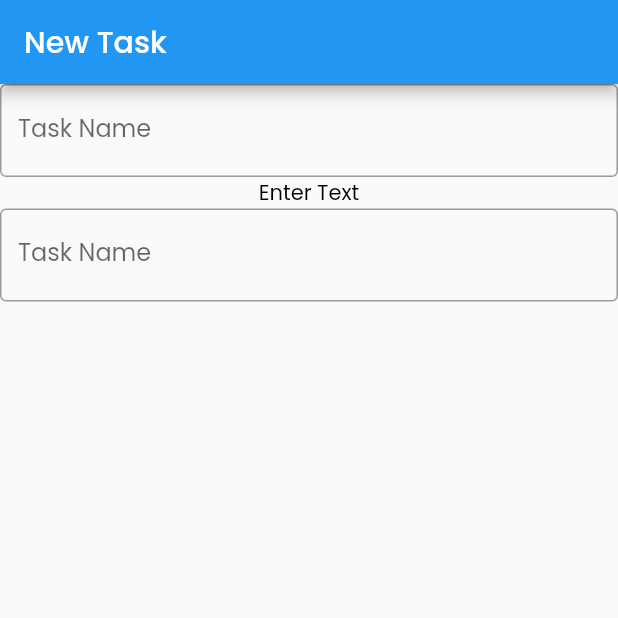
After one commit to ssharanyab/gr_assignment, a Flutter app: the screen it shows after launch, on a phone screen of 412 x 824 dp, the top half of it. The commit adds this screen. Run offline on Flutter 3.47's test engine with Material 2 defaults, Android fonts, the phone set to English and light mode, and no system bars; our stand-ins replace bloc, carousel_slider, dots_indicator, equatable, flutter_bloc, get and 1 more.

Commit message:
Round 3 task

```diff
--- /dev/null
+++ b/lib/bloc/task_bloc.dart
@@ -0,0 +1,14 @@
+import 'package:bloc/bloc.dart';
+import 'package:equatable/equatable.dart';
+
+part 'task_event.dart';
+part 'task_state.dart';
+
+class TaskBloc extends Bloc<TaskEvent, TaskState> {
+  TaskBloc() : super(TaskInitial()) {
+    on<TaskSubmitted>((event, emit) {
+      emit(TaskLoading());
+      emit(TaskLoaded(event.textInput));
+    });
+  }
+}
--- /dev/null
+++ b/lib/bloc/task_event.dart
@@ -0,0 +1,14 @@
+part of 'task_bloc.dart';
+
+abstract class TaskEvent extends Equatable {
+  const TaskEvent();
+}
+
+class TaskSubmitted extends TaskEvent {
+  final String textInput;
+
+  const TaskSubmitted(this.textInput);
+
+  @override
+  List<Object> get props => [textInput];
+}
--- /dev/null
+++ b/lib/bloc/task_state.dart
@@ -0,0 +1,31 @@
+part of 'task_bloc.dart';
+
+abstract class TaskState extends Equatable {
+  const TaskState();
+}
+
+class TaskInitial extends TaskState {
+  @override
+  List<Object> get props => [];
+}
+
+class TaskLoading extends TaskState {
+  @override
+  List<Object> get props => [];
+}
+
+class TaskLoaded extends TaskState {
+  final String textInput;
+
+  const TaskLoaded(this.textInput);
+  @override
+  List<Object> get props => [textInput];
+}
+
+class TaskError extends TaskState {
+  final String message;
+
+  const TaskError(this.message);
+  @override
+  List<Object> get props => [message];
+}
--- /dev/null
+++ b/lib/controller.dart
@@ -0,0 +1,15 @@
+import 'package:get/get.dart';
+
+class NewTaskController extends GetxController {
+  final isLoading = false.obs;
+  var textInput = ''.obs;
+
+  void updateTextInput(String value) {
+    textInput.value = value;
+  }
+
+  void submitTask() {
+    isLoading(true);
+    isLoading(false);
+  }
+}
--- a/lib/main.dart
+++ b/lib/main.dart
@@ -1,6 +1,8 @@
 import 'package:flutter/material.dart';
+import 'package:get/get.dart';
 import 'package:google_fonts/google_fonts.dart';
-import 'package:gr_assignment/views/home_page.dart';
+import 'package:gr_assignment/controller.dart';
+import 'package:gr_assignment/views/new_task.dart';
 
 void main() {
   runApp(const MyApp());
@@ -12,7 +14,7 @@ class MyApp extends StatelessWidget {
   // This widget is the root of your application.
   @override
   Widget build(BuildContext context) {
-    return MaterialApp(
+    return GetMaterialApp(
       title: 'Flutter Demo',
       theme: ThemeData(
           textTheme: GoogleFonts.poppinsTextTheme(
@@ -22,11 +24,19 @@ class MyApp extends StatelessWidget {
                   bodySmall: const TextStyle(),
                 )
                 .apply(
-                  bodyColor: Colors.white,
+                  bodyColor: Colors.black,
                 ),
           ),
           iconTheme: const IconThemeData(color: Colors.white)),
-      home: const HomePage(),
+      home: const NewTask(),
+      initialBinding: InitialBinding(),
     );
   }
 }
+
+class InitialBinding extends Bindings {
+  @override
+  void dependencies() {
+    Get.put(NewTaskController());
+  }
+}
--- /dev/null
+++ b/lib/views/new_task.dart
@@ -0,0 +1,62 @@
+import 'package:flutter/material.dart';
+import 'package:flutter_bloc/flutter_bloc.dart';
+import 'package:get/get.dart';
+import 'package:gr_assignment/bloc/task_bloc.dart';
+import 'package:gr_assignment/controller.dart';
+
+class NewTask extends StatefulWidget {
+  const NewTask({Key? key}) : super(key: key);
+
+  @override
+  State<NewTask> createState() => _NewTaskState();
+}
+
+class _NewTaskState extends State<NewTask> {
+  TaskBloc taskBloc = TaskBloc();
+
+  TextEditingController _controller = TextEditingController();
+  NewTaskController newTaskController = NewTaskController();
+
+  @override
+  Widget build(BuildContext context) {
+    return BlocProvider(
+      create: (context) => taskBloc,
+      child: Scaffold(
+          appBar: AppBar(
+            title: const Text('New Task'),
+          ),
+          body: Column(
+            children: [
+              TextField(
+                controller: _controller,
+                decoration: const InputDecoration(
+                  border: OutlineInputBorder(),
+                  labelText: 'Task Name',
+                ),
+                onSubmitted: (value) {
+                  taskBloc.add(TaskSubmitted(value));
+                },
+              ),
+              BlocBuilder<TaskBloc, TaskState>(
+                builder: (context, state) {
+                  if (state is TaskLoaded) {
+                    return Text(state.textInput);
+                  }
+                  return Text('Enter Text');
+                },
+              ),
+              TextField(
+                decoration: const InputDecoration(
+                  border: OutlineInputBorder(),
+                  labelText: 'Task Name',
+                ),
+                onSubmitted: (value) {
+                  newTaskController.updateTextInput(value);
+                },
+              ),
+              Obx(() => Text(newTaskController.textInput.value)),
+            ],
+          )),
+    );
+  }
+}
--- a/pubspec.yaml
+++ b/pubspec.yaml
@@ -36,6 +36,9 @@ dependencies:
   # Use with the CupertinoIcons class for iOS style icons.
   cupertino_icons: ^1.0.2
   carousel_slider: ^4.2.1
+  get:
+  flutter_bloc:
+  equatable:
   dots_indicator:
   google_fonts:
 
```
Also changed, not shown: pubspec.lock.
